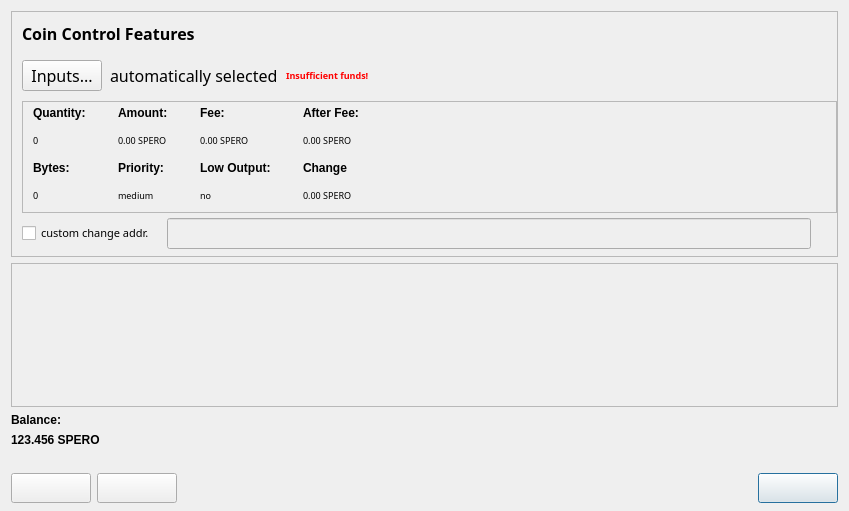
Qt form src/qt/forms/sendcoinsdialog.ui (LightBurdenOfficial/SperoCoin_Android) before a commit.
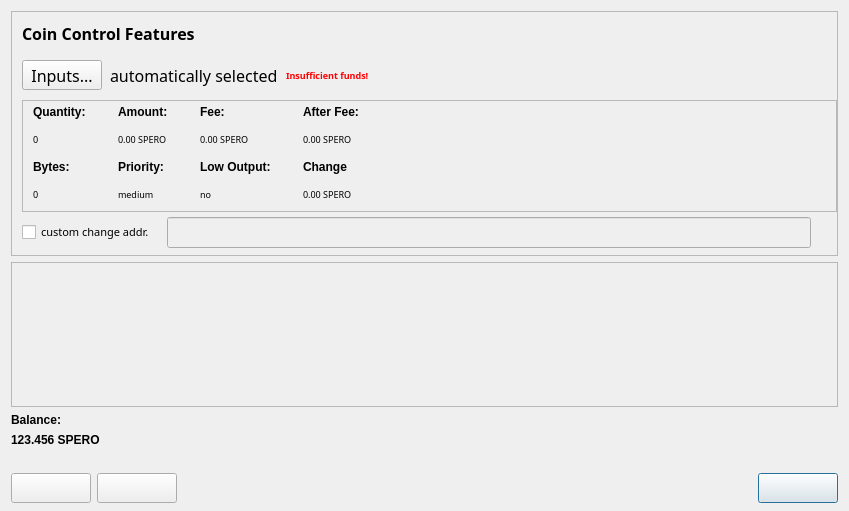
The same form after that commit. Icons and pictures are not drawn.

Diff of the .ui file:
```diff
--- a/src/qt/forms/sendcoinsdialog.ui
+++ b/src/qt/forms/sendcoinsdialog.ui
@@ -119,6 +119,24 @@
           </property>
           <item>
            <widget class="QPushButton" name="pushButtonCoinControl">
+            <property name="sizePolicy">
+             <sizepolicy hsizetype="Fixed" vsizetype="Fixed">
+              <horstretch>80</horstretch>
+              <verstretch>30</verstretch>
+             </sizepolicy>
+            </property>
+            <property name="minimumSize">
+             <size>
+              <width>80</width>
+              <height>30</height>
+             </size>
+            </property>
+            <property name="maximumSize">
+             <size>
+              <width>80</width>
+              <height>30</height>
+             </size>
+            </property>
             <property name="styleSheet">
              <string notr="true">font:6pt &quot;Century Gothic&quot;;</string>
             </property>
@@ -746,7 +764,7 @@
     </widget>
    </item>
    <item>
-    <widget class="QScrollArea" name="scrollArea">
+    <widget class="QScrollArea" name="scrollArea_1">
      <property name="widgetResizable">
       <bool>true</bool>
      </property>
@@ -756,7 +774,7 @@
         <x>0</x>
         <y>0</y>
         <width>829</width>
-        <height>137</height>
+        <height>130</height>
        </rect>
       </property>
       <layout class="QVBoxLayout" name="verticalLayout_2">
```
Left out of the diff: 14 changed lines with no effect on the pictures.
